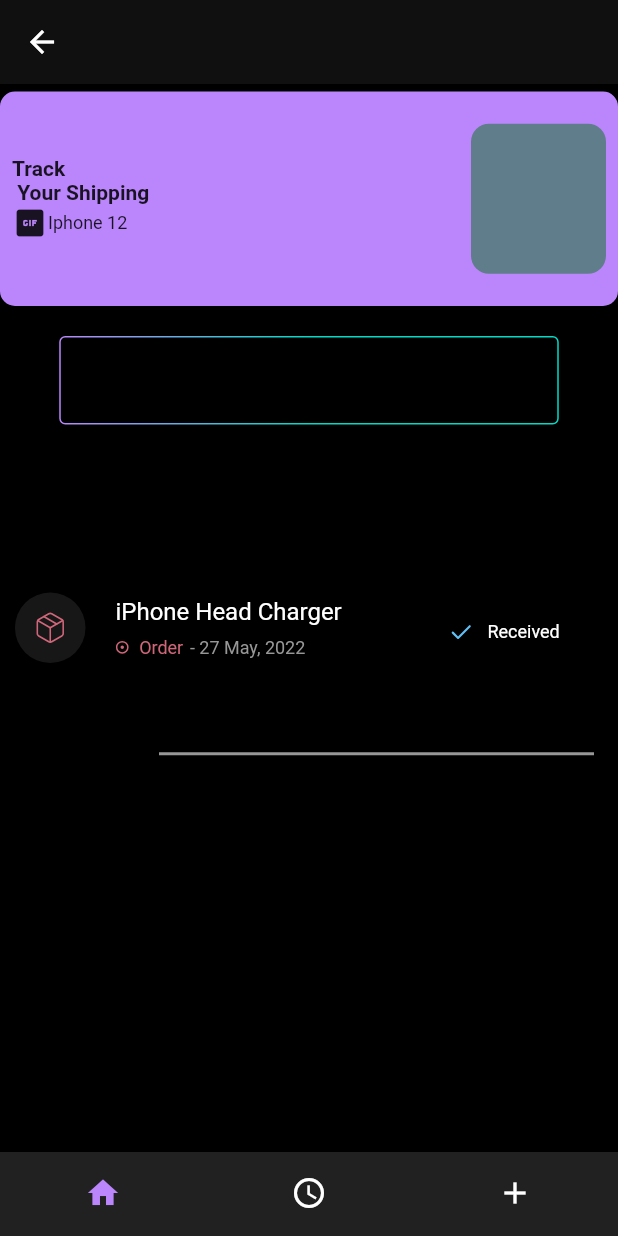
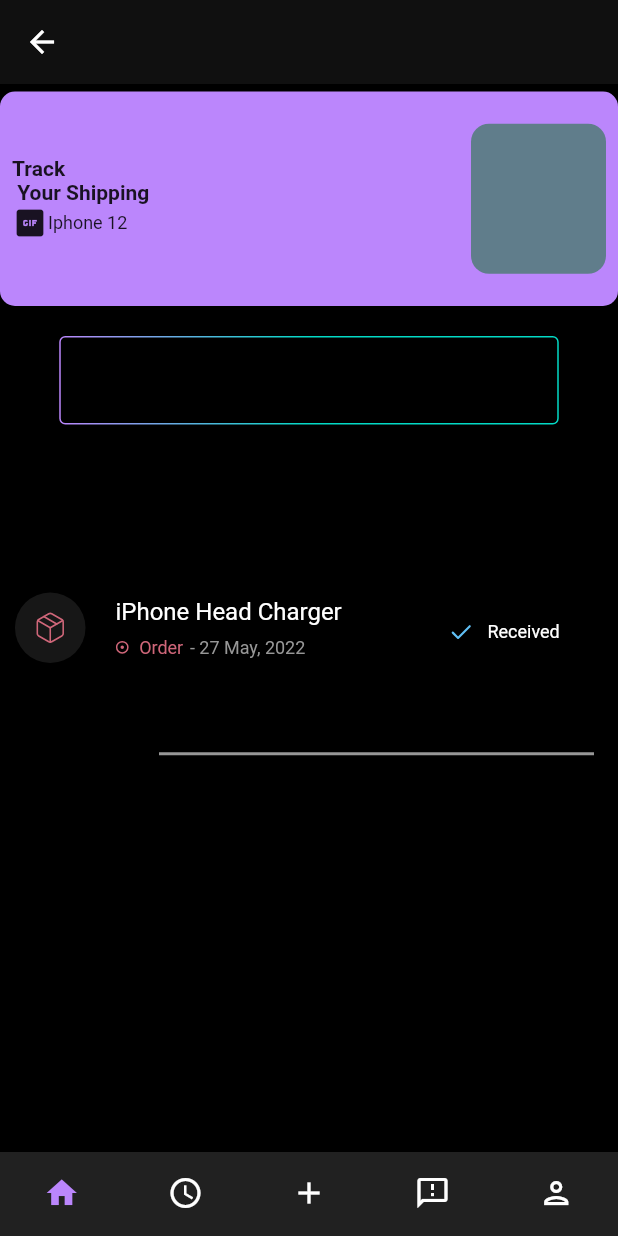
Before and after one commit to antrollingsid/a2b, a Flutter app: the DashBoard screen opened by its route, on a phone screen of 412 x 824 dp. Run offline on Flutter 3.47's test engine with Material 2 defaults, Android fonts, the phone set to English and light mode, and no system bars; our stand-ins replace flutter_svg, get, gradient_borders; Roboto replaces fonts that are missing (SF Pro Display).

Commit message:
Update dashboard.dart

```diff
--- a/lib/User/screens/dashboard.dart
+++ b/lib/User/screens/dashboard.dart
@@ -35,6 +35,7 @@ class DashBoard extends StatelessWidget {
         showSelectedLabels: false,
         showUnselectedLabels: false,
         backgroundColor: AppColors.buttonStroke,
+        type: BottomNavigationBarType.fixed,
         items: const [
           BottomNavigationBarItem(
             icon: Icon(Icons.home),
@@ -53,7 +54,21 @@ class DashBoard extends StatelessWidget {
               color: AppColors.backgroundLightMode,
             ),
             label: '',
-          )
+          ),
+          BottomNavigationBarItem(
+            icon: Icon(
+              Icons.feedback_outlined,
+              color: AppColors.backgroundLightMode,
+            ),
+            label: '',
+          ),
+          BottomNavigationBarItem(
+            icon: Icon(
+              Icons.person_outlined,
+              color: AppColors.backgroundLightMode,
+            ),
+            label: '',
+          ),
         ],
         // currentIndex: _selectedIndex,
         selectedItemColor: AppColors.primaryDark,
```
